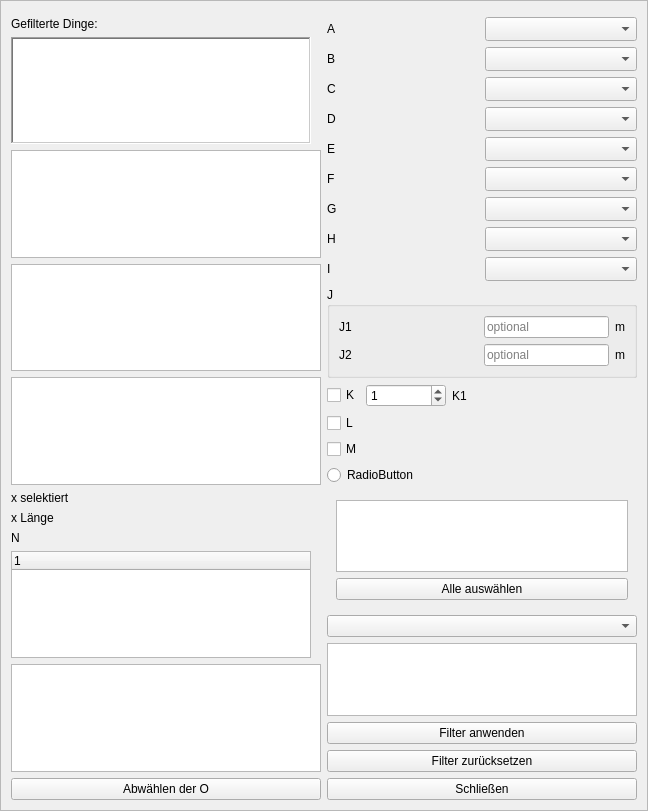
Above: modules/examples/test_focus.ui from telekom/qgis_plugin_template before the change. Below: the same form after it.
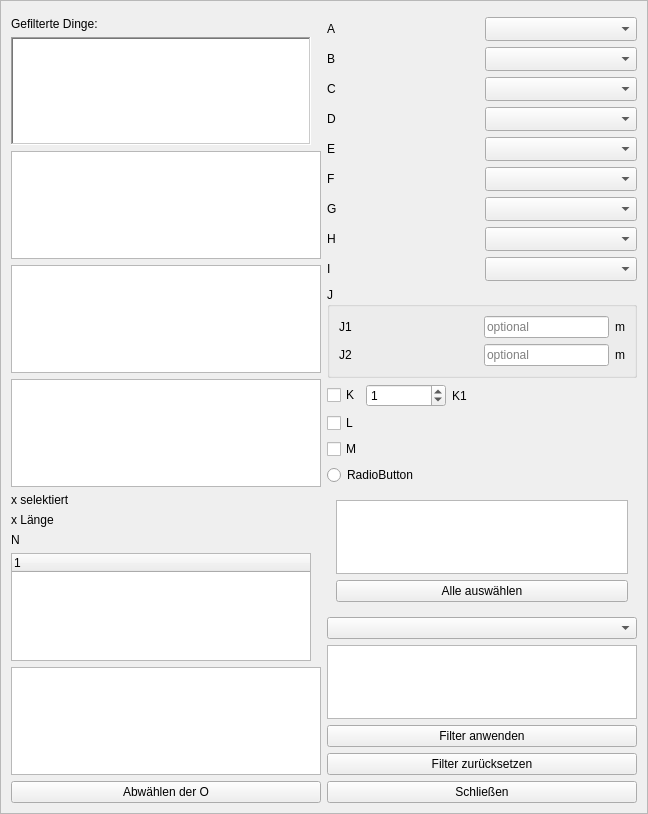
That is the form after the change. Custom widgets are drawn as their Qt base class.

The edit to the form file:
```diff
--- a/modules/examples/test_focus.ui
+++ b/modules/examples/test_focus.ui
@@ -7,7 +7,7 @@
     <x>0</x>
     <y>0</y>
     <width>648</width>
-    <height>811</height>
+    <height>814</height>
    </rect>
   </property>
   <widget class="QWidget" name="centralwidget">
```
Left out of the diff: 4 changed lines with no effect on the pictures.
